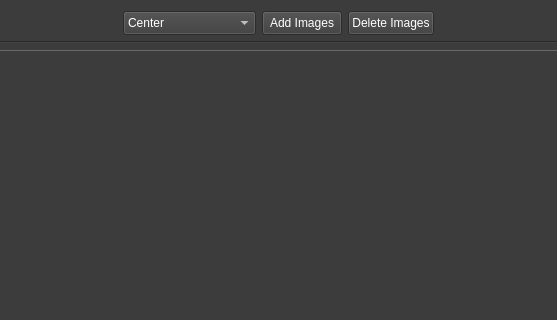
This is src/gui/imagelibraryeditor.ui in MorganGrundy/MosaicMagnifique as Qt 5 draws it before an edit; both pictures show x 240 to 797 and y 0 to 320 of the 1080 by 720 pixel window. The edited form follows.
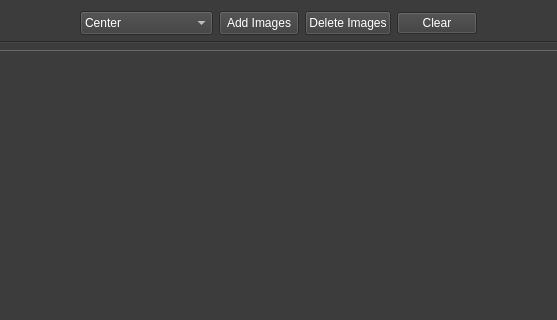
This is the edited form.

Commit message:
Added button to clear image library.
Loading image library no longer clears the current images, instead
merges them.

```diff
--- a/src/gui/imagelibraryeditor.ui
+++ b/src/gui/imagelibraryeditor.ui
@@ -180,6 +180,13 @@
        </property>
       </widget>
      </item>
+     <item>
+      <widget class="QPushButton" name="buttonClear">
+       <property name="text">
+        <string>Clear</string>
+       </property>
+      </widget>
+     </item>
      <item>
       <spacer name="horizontalSpacer">
        <property name="orientation">
```
The commit also changes 5 other files.
